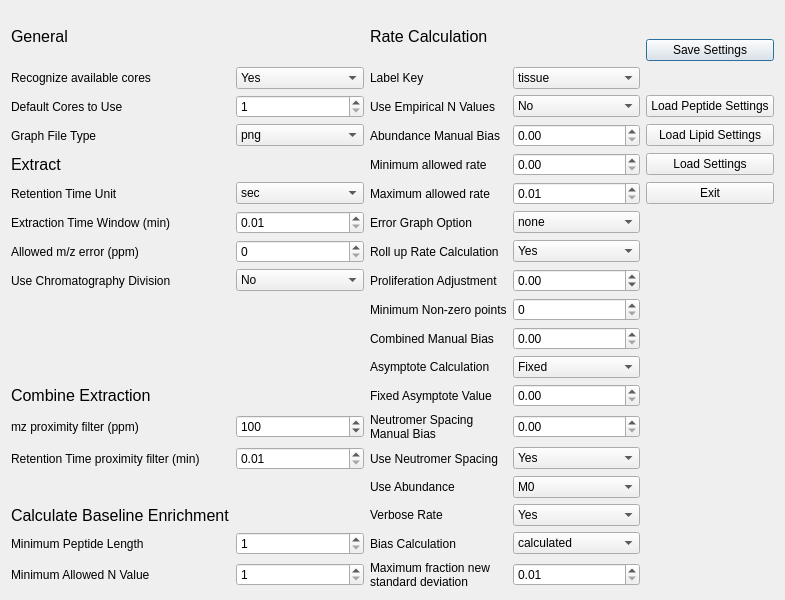
Qt form ui_files/Settings_Menu.ui (JC-Price/DeuteRater) before a commit.
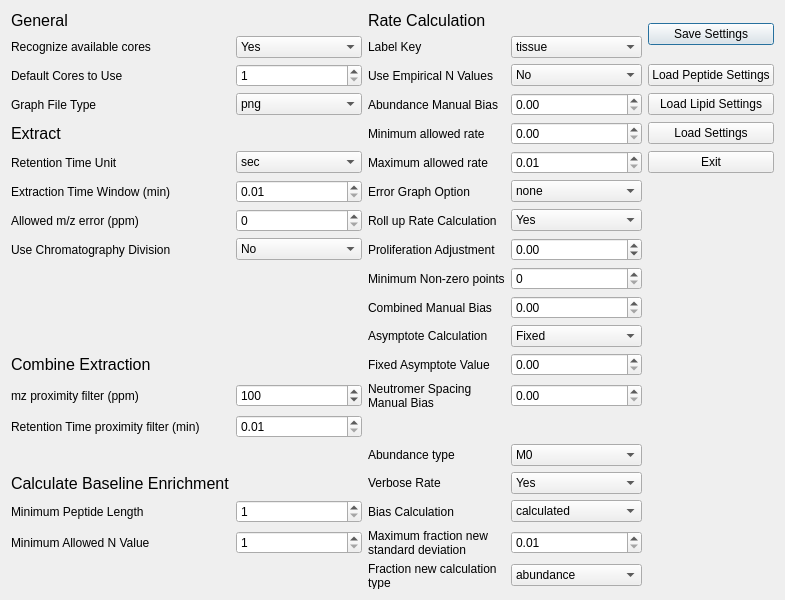
The same form after that commit.

Commit message: Adjusted settings for fraction new calculations

Patch:
```diff
--- a/ui_files/Settings_Menu.ui
+++ b/ui_files/Settings_Menu.ui
@@ -156,6 +156,35 @@
      </property>
     </widget>
    </item>
+   <item row="19" column="2">
+    <widget class="QLabel" name="label_50">
+     <property name="text">
+      <string>Fraction new calculation type</string>
+     </property>
+     <property name="wordWrap">
+      <bool>true</bool>
+     </property>
+    </widget>
+   </item>
+   <item row="19" column="3">
+    <widget class="QComboBox" name="fraction_new_calculation">
+     <item>
+      <property name="text">
+       <string>abundance</string>
+      </property>
+     </item>
+     <item>
+      <property name="text">
+       <string>neutromer spacing</string>
+      </property>
+     </item>
+      <item>
+      <property name="text">
+       <string>combined</string>
+      </property>
+     </item>
+    </widget>
+   </item>
    <item row="17" column="0">
     <widget class="QLabel" name="label_24">
      <property name="text">
@@ -553,37 +582,10 @@
      </item>
     </widget>
    </item>
-   <item row="14" column="2">
-    <widget class="QLabel" name="label_3">
-     <property name="text">
-      <string>Use Neutromer Spacing</string>
-     </property>
-     <property name="scaledContents">
-      <bool>false</bool>
-     </property>
-     <property name="wordWrap">
-      <bool>true</bool>
-     </property>
-    </widget>
-   </item>
-   <item row="14" column="3">
-    <widget class="QComboBox" name="use_neutromer_spacing">
-     <item>
-      <property name="text">
-       <string>Yes</string>
-      </property>
-     </item>
-     <item>
-      <property name="text">
-       <string>No</string>
-      </property>
-     </item>
-    </widget>
-   </item>
    <item row="15" column="2">
     <widget class="QLabel" name="label_24">
      <property name="text">
-      <string>Use Abundance</string>
+      <string>Abundance type</string>
      </property>
      <property name="scaledContents">
       <bool>false</bool>
```
Left out of the diff: 80 changed lines with no effect on the pictures. The commit also changes 6 other files.
